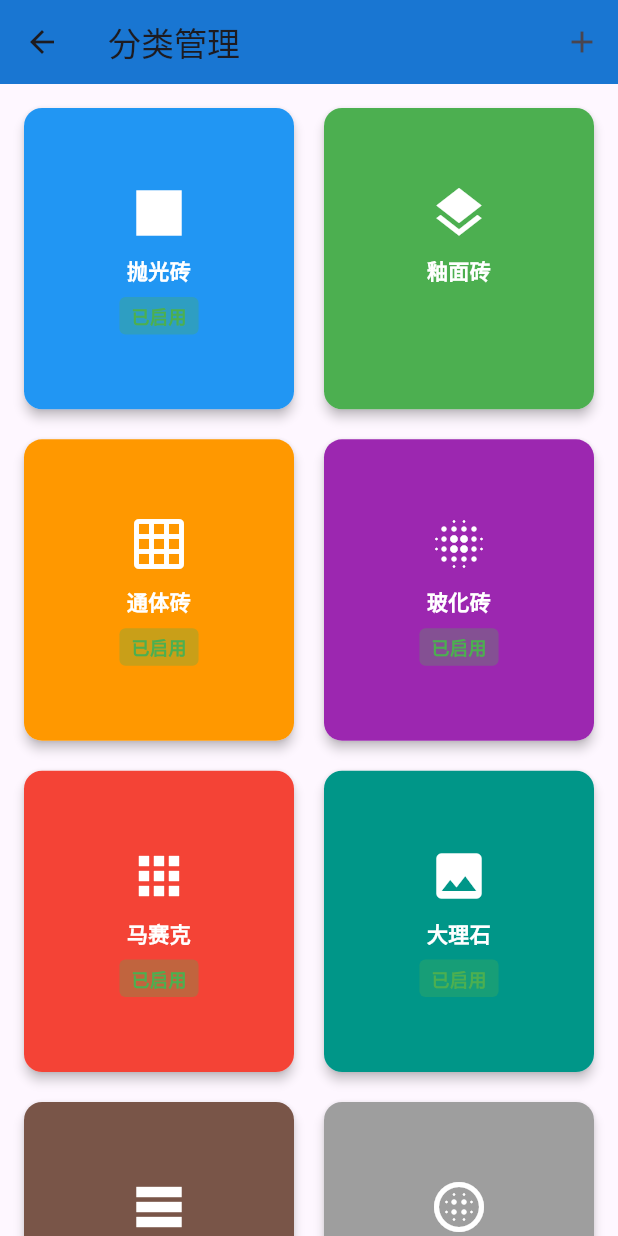
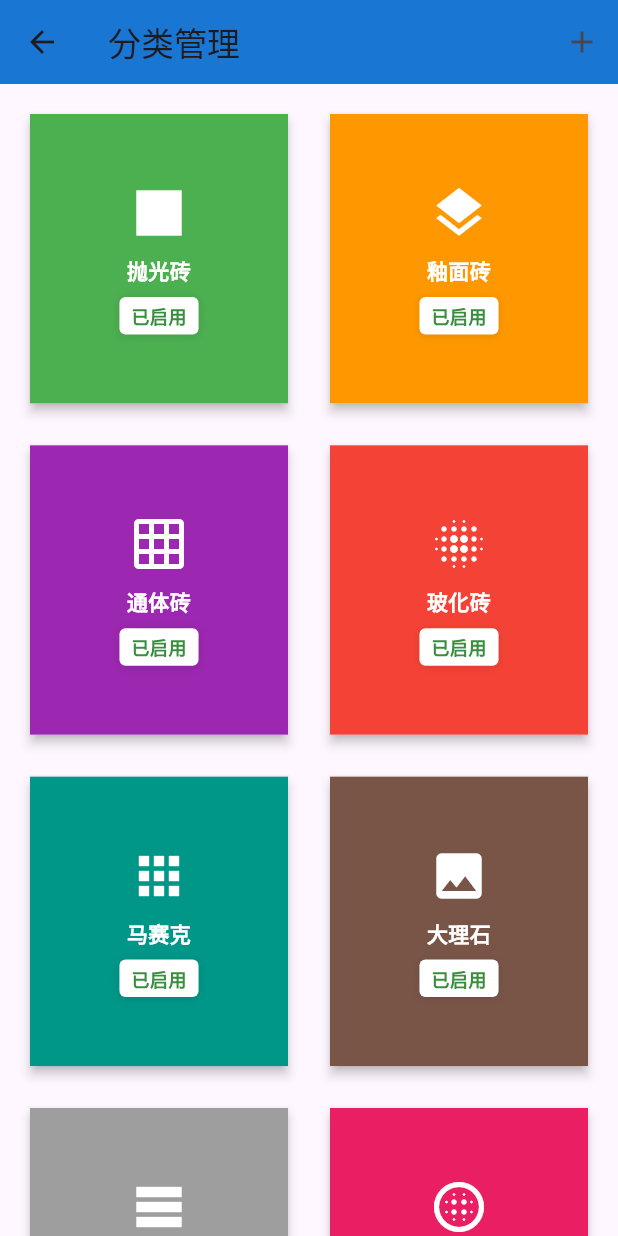
Before and after one commit to 773172733-jpg/tile_shop_app, a Flutter app: the CategoryManagePage screen opened directly, on a phone screen of 412 x 824 dp. Run offline on Flutter 3.47's test engine with Material 3 defaults, Android fonts, the phone set to English and light mode, and no system bars; our stand-ins replace shared_preferences; accounts and stored records are empty.

Commit message:
feat: 统一分类管理颜色与主界面一致，优化已启用按钮样式

```diff
--- a/lib/main.dart
+++ b/lib/main.dart
@@ -2493,6 +2493,24 @@ class CategoryManagePage extends StatefulWidget {
 }
 
 class _CategoryManagePageState extends State<CategoryManagePage> {
+  // 预设颜色列表 - 与主界面保持一致
+  final List<Color> _tileColors = [
+    Colors.blue,
+    Colors.green,
+    Colors.orange,
+    Colors.purple,
+    Colors.red,
+    Colors.teal,
+    Colors.brown,
+    Colors.grey,
+    Colors.pink,
+    Colors.amber,
+    Colors.deepOrange,
+    Colors.cyan,
+    Colors.indigo,
+    Colors.lime,
+  ];
+
   @override
   Widget build(BuildContext context) {
     final categories = DataManager().categories;
@@ -2526,15 +2544,19 @@ class _CategoryManagePageState extends State<CategoryManagePage> {
   }
 
   Widget _buildCategoryCard(Category category) {
+    // 使用与主界面相同的颜色（根据 category ID 索引）
+    final tileColor = _tileColors[int.parse(category.id) % _tileColors.length];
+
     return Card(
       elevation: 3,
-      shape: RoundedRectangleBorder(borderRadius: BorderRadius.circular(12)),
+      shape: RoundedRectangleBorder(borderRadius: BorderRadius.zero),
+      margin: const EdgeInsets.all(8),
       child: InkWell(
         onTap: () => _showEditCategoryDialog(category),
         child: Container(
           decoration: BoxDecoration(
-            color: category.isEnabled ? category.color : Colors.grey.shade300,
-            borderRadius: BorderRadius.circular(12),
+            color: category.isEnabled ? tileColor : Colors.grey.shade300,
+            borderRadius: BorderRadius.zero,
           ),
           child: Column(
             mainAxisAlignment: MainAxisAlignment.center,
@@ -2557,30 +2579,30 @@ class _CategoryManagePageState extends State<CategoryManagePage> {
                 overflow: TextOverflow.ellipsis,
               ),
               const SizedBox(height: 8),
-              Row(
-                mainAxisAlignment: MainAxisAlignment.center,
-                children: [
               Container(
                 padding: const EdgeInsets.symmetric(
                   horizontal: 8,
                   vertical: 4,
                 ),
                 decoration: BoxDecoration(
-                      color: category.isEnabled
-                          ? Colors.green.withOpacity(0.3)
-                          : Colors.red.withOpacity(0.3),
+                  color: category.isEnabled ? Colors.white : Colors.grey.shade400,
                   borderRadius: BorderRadius.circular(4),
+                  boxShadow: [
+                    BoxShadow(
+                      color: Colors.black.withOpacity(0.1),
+                      blurRadius: 4,
+                      offset: const Offset(0, 1),
+                    ),
+                  ],
                 ),
                 child: Text(
                   category.isEnabled ? '已启用' : '未启用',
                   style: TextStyle(
                     fontSize: 12,
-                        color: category.isEnabled ? Colors.green : Colors.red,
+                    color: category.isEnabled ? Colors.green.shade700 : Colors.white,
                     fontWeight: FontWeight.bold,
                   ),
                 ),
-                  ),
-                ],
               ),
             ],
           ),
```
Lines whose indentation alone changed are shown as unchanged.
